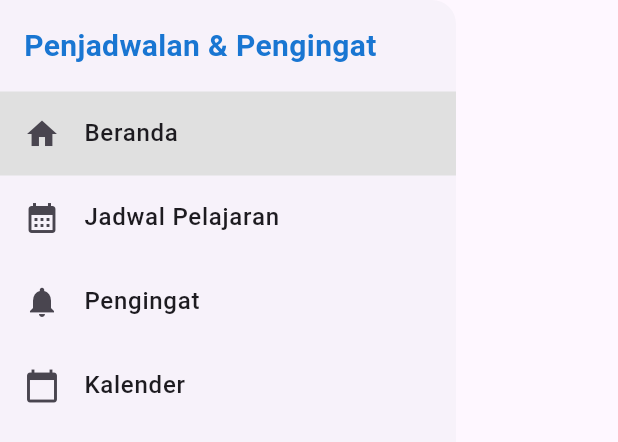
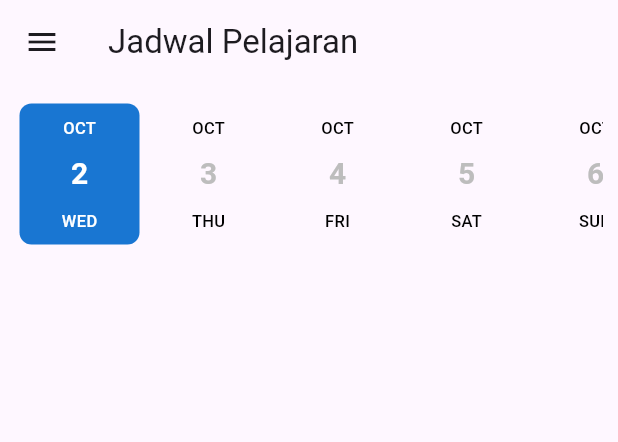
Before and after one commit to jvnnifer/jadwalPengingat, a Flutter app: the SideBar widget shown alone on an empty page, opened directly, after a tap on "Jadwal Pelajaran", on a phone screen of 412 x 824 dp. Shown: the top 442 px of the screen. Run offline on Flutter 3.47's test engine with Material 3 defaults, Android fonts, the phone set to English and light mode, and no system bars; drawn by our look-alikes of date_picker_timeline.

Commit message:
nambah kalender

```diff
--- a/lib/pages/jadwal_pelajaran.dart
+++ b/lib/pages/jadwal_pelajaran.dart
@@ -0,0 +1,42 @@
+import 'package:flutter/material.dart';
+import 'sidebar.dart';
+import 'package:date_picker_timeline/date_picker_timeline.dart';
+
+class JadwalPelajaranPage extends StatefulWidget {
+  @override
+  _JadwalPelajaran createState() => _JadwalPelajaran();
+}
+
+class _JadwalPelajaran extends State<JadwalPelajaranPage> {
+  @override
+  Widget build(BuildContext context) {
+    return Scaffold(
+      drawer: SideBar(activePage: 'schedule'),
+      appBar: AppBar(
+        title: Text('Jadwal Pelajaran'),
+      ),
+      body: Column(
+        children: [
+          Container(
+            child: Padding(
+              padding: EdgeInsets.all(10),
+              child: DatePicker(
+                DateTime.now(),
+                height: 100,
+                width: 80,
+                initialSelectedDate: DateTime.now(),
+                selectionColor: Colors.blue.shade700,
+                selectedTextColor: Colors.white,
+                dateTextStyle: TextStyle(
+                  fontSize: 20,
+                  fontWeight: FontWeight.w600,
+                  color: Colors.grey[400],
+                ),
+              ),
+            ),
+          ),
+        ],
+      ),
+    );
+  }
+}
--- a/lib/pages/sidebar.dart
+++ b/lib/pages/sidebar.dart
@@ -1,4 +1,6 @@
 import 'package:flutter/material.dart';
+import 'package:jadwal_pelajaran_app/pages/home_page.dart';
+import 'jadwal_pelajaran.dart';
 
 class SideBar extends StatelessWidget {
   final String activePage;
@@ -28,7 +30,12 @@ class SideBar extends StatelessWidget {
               style: TextStyle(fontWeight: FontWeight.w500),
             ),
             tileColor: activePage == 'home' ? Colors.grey[300] : null,
-            onTap: () {},
+            onTap: () {
+              Navigator.push(
+                context,
+                MaterialPageRoute(builder: (context) => HomePage()),
+              );
+            },
           ),
           ListTile(
             leading: Icon(Icons.calendar_month),
@@ -37,7 +44,12 @@ class SideBar extends StatelessWidget {
               style: TextStyle(fontWeight: FontWeight.w500),
             ),
             tileColor: activePage == 'schedule' ? Colors.grey[300] : null,
-            onTap: () {},
+            onTap: () {
+              Navigator.push(
+                context,
+                MaterialPageRoute(builder: (context) => JadwalPelajaranPage()),
+              );
+            },
           ),
           ListTile(
             leading: Icon(Icons.notifications),
--- a/pubspec.yaml
+++ b/pubspec.yaml
@@ -34,6 +34,7 @@ dependencies:
   # The following adds the Cupertino Icons font to your application.
   # Use with the CupertinoIcons class for iOS style icons.
   cupertino_icons: ^1.0.8
+  date_picker_timeline: ^1.2.3
 
 dev_dependencies:
   flutter_test:
```
Also changed, not shown: pubspec.lock.
